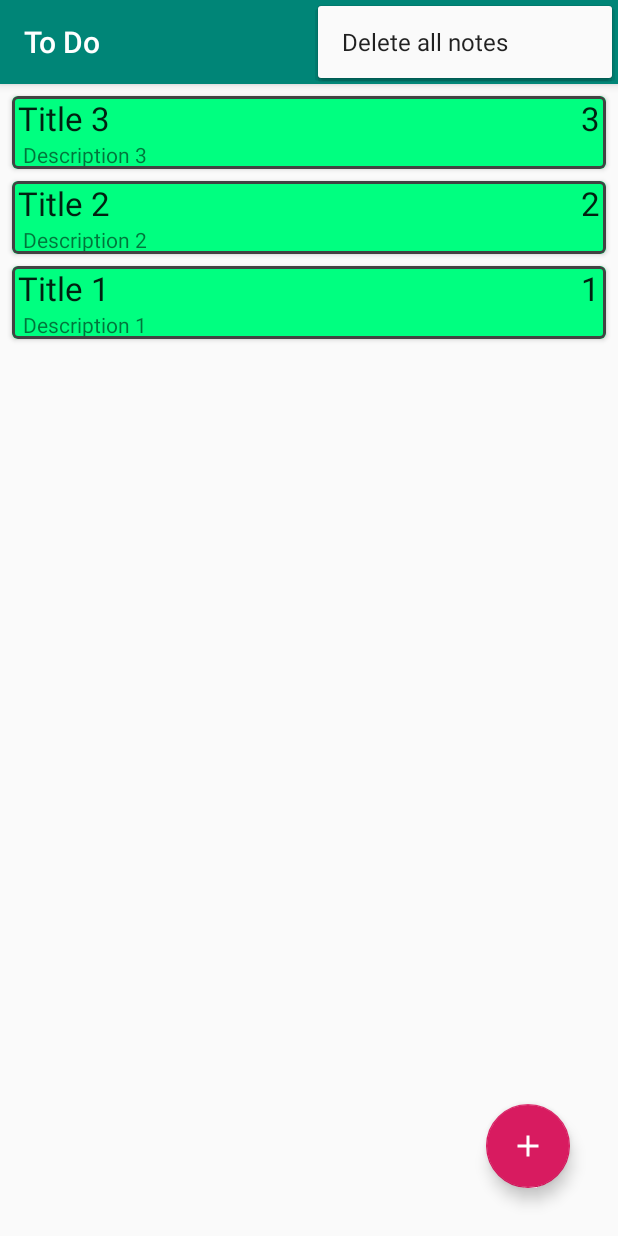
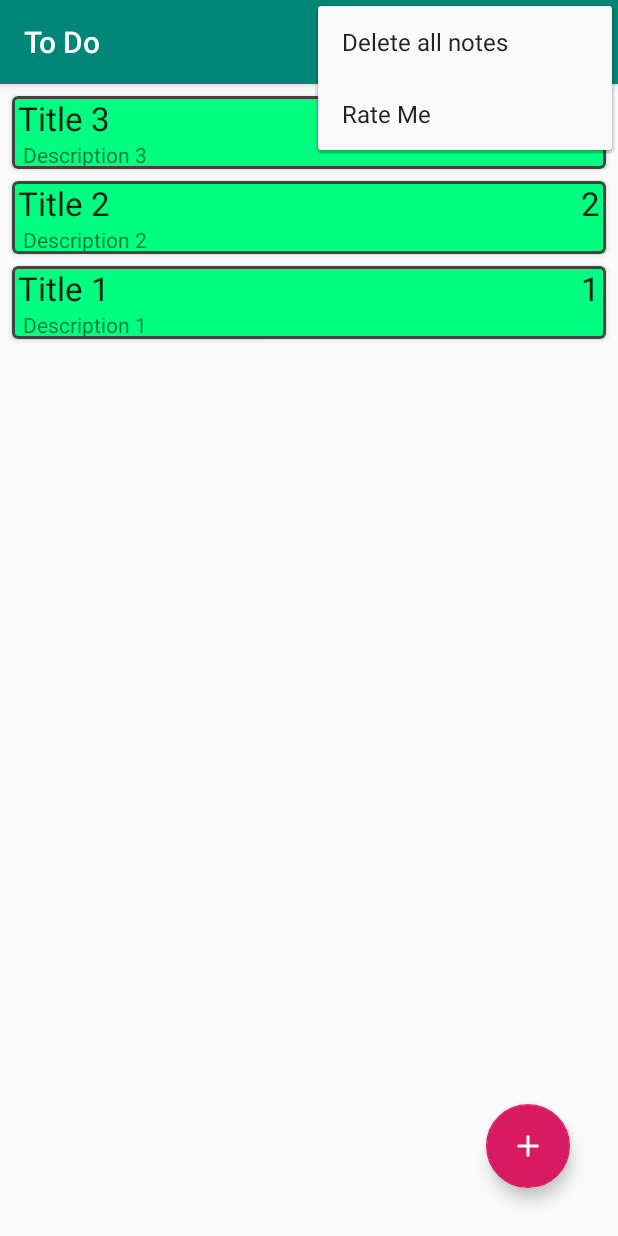
Before and after one commit to RaulFlo/MVVMExample, an Android app: the MainActivity screen opened directly, with no data from a screen before it, with the options menu open, on a phone screen of 412 x 824 dp. Run offline under Robolectric (Android 15) with nearby library versions, the phone set to English and light mode, and no system bars; our stand-ins replace Room's generated code; libraries missing offline, so code that uses them is left out: com.tapadoo.alerter, es.dmoral.toasty, it.xabaras.android.

Commit message:
Add MenuItem Rate Me

```diff
--- a/app/src/main/res/menu/main_menu.xml
+++ b/app/src/main/res/menu/main_menu.xml
@@ -6,5 +6,9 @@
         android:id="@+id/delete_all_notes_menu_item"
         android:title="Delete all notes"
         app:showAsAction="never"/>
+    <item
+        android:id="@+id/rate_me"
+        android:title="Rate Me"
+        app:showAsAction="never"/>
 
 </menu>
```
Also changed, not shown: app/src/main/java/com/example/android/mvvmexample/MainActivity.java (+11 -0 lines).
